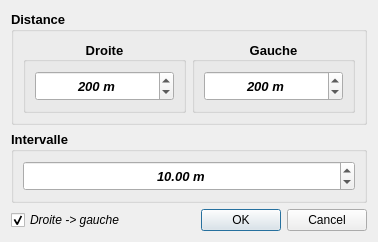
Old version of the form interfaces/fenetre_transect.ui in the repository xbourbeau/outils_MTQ_chainage.
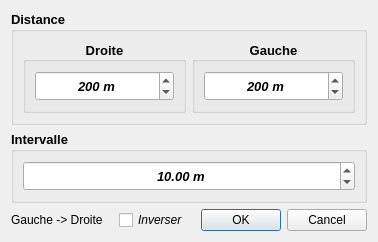
New version of the form.

```diff
--- a/interfaces/fenetre_transect.ui
+++ b/interfaces/fenetre_transect.ui
@@ -269,6 +269,29 @@
    </item>
    <item row="3" column="0">
     <layout class="QHBoxLayout" name="horizontalLayout_2">
+     <item>
+      <widget class="QLabel" name="lbl_direction">
+       <property name="text">
+        <string>Gauche -&gt; Droite</string>
+       </property>
+      </widget>
+     </item>
+     <item>
+      <spacer name="horizontalSpacer">
+       <property name="orientation">
+        <enum>Qt::Horizontal</enum>
+       </property>
+       <property name="sizeType">
+        <enum>QSizePolicy::Fixed</enum>
+       </property>
+       <property name="sizeHint" stdset="0">
+        <size>
+         <width>10</width>
+         <height>20</height>
+        </size>
+       </property>
+      </spacer>
+     </item>
      <item>
       <widget class="QCheckBox" name="chk_inverser">
        <property name="font">
@@ -277,10 +300,10 @@
         </font>
        </property>
        <property name="text">
-        <string>Droite -&gt; gauche</string>
+        <string>Inverser</string>
        </property>
        <property name="checked">
-        <bool>true</bool>
+        <bool>false</bool>
        </property>
       </widget>
      </item>
```
